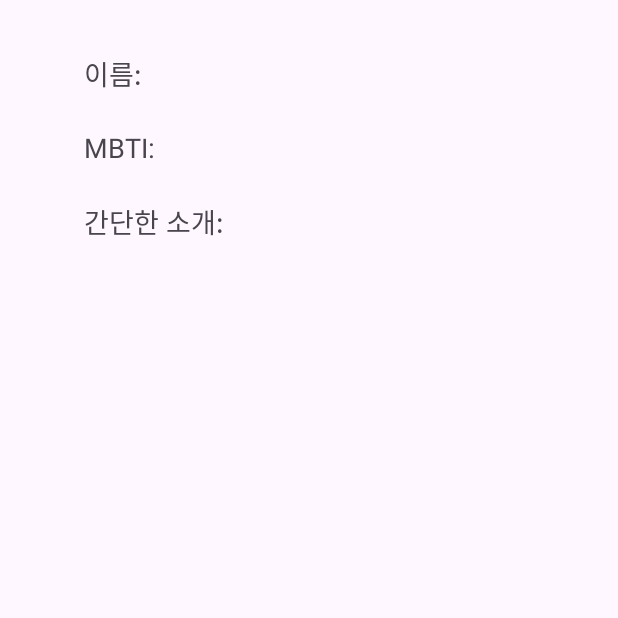
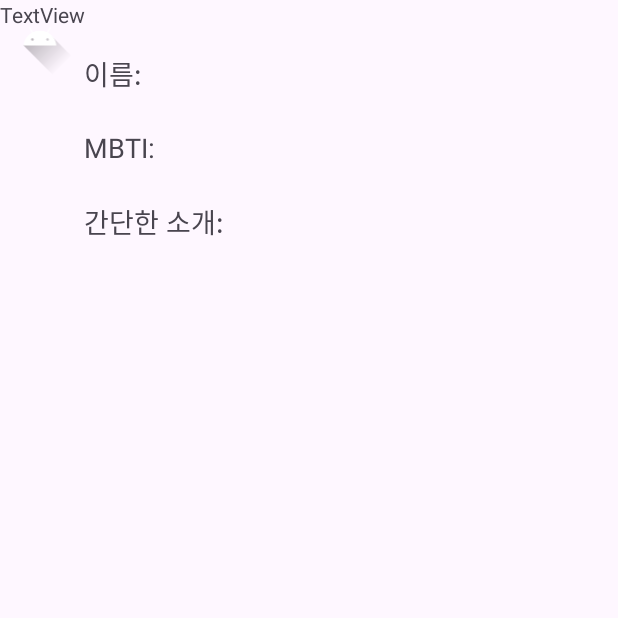
Before and after one commit to werds7890/everyDayApp, an Android app: the Detail screen opened directly, with no data from a screen before it, on a phone screen of 412 x 824 dp, the top half of it. Run offline under Robolectric (Android 15) with nearby library versions, the phone set to English and light mode, and no system bars.

Commit message:
Detail activity added Layout 정리 중

```diff
--- a/app/src/main/res/layout/activity_detail.xml
+++ b/app/src/main/res/layout/activity_detail.xml
@@ -52,4 +52,20 @@
         app:layout_constraintStart_toEndOf="@+id/imageView"
         app:layout_constraintTop_toTopOf="parent" />
 
+    <TextView
+        android:id="@+id/textView4"
+        android:layout_width="wrap_content"
+        android:layout_height="wrap_content"
+        android:text="TextView"
+        tools:layout_editor_absoluteX="75dp"
+        tools:layout_editor_absoluteY="221dp" />
+
+    <ImageView
+        android:id="@+id/imageView2"
+        android:layout_width="53dp"
+        android:layout_height="51dp"
+        android:src="@drawable/ic_launcher_foreground"
+        tools:layout_editor_absoluteX="16dp"
+        tools:layout_editor_absoluteY="205dp" />
+
 </androidx.constraintlayout.widget.ConstraintLayout>
```
